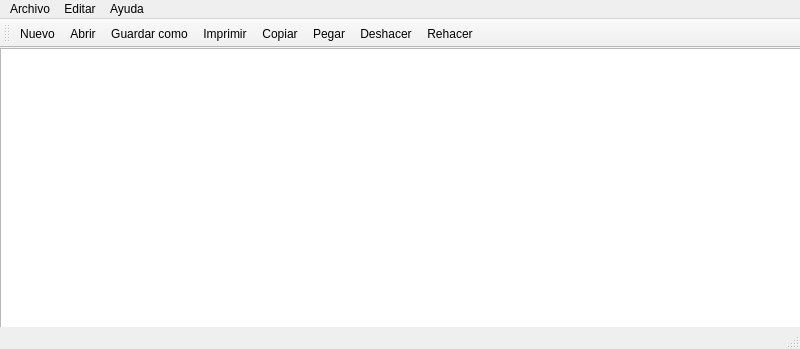
Above: mainwindow.ui from solidsnk86/bloc-de-notas before the change. Below: the same form after it.
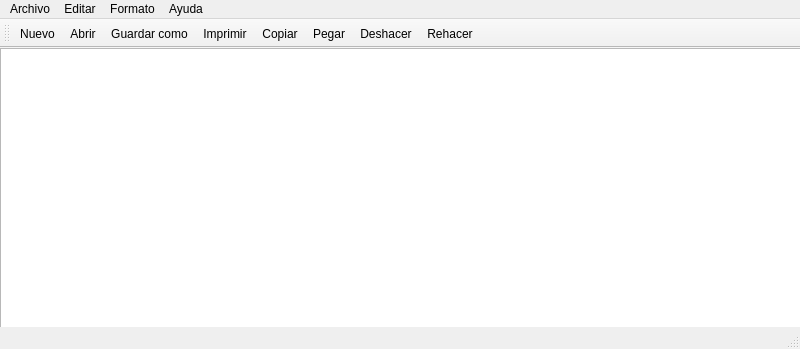
That is the form after the change. Icons and pictures are not drawn.

Commit message: feat: added a button font actions

The edit to the form file:
```diff
--- a/mainwindow.ui
+++ b/mainwindow.ui
@@ -81,8 +81,15 @@
     <addaction name="actionL_eme"/>
     <addaction name="actionVersi_n"/>
    </widget>
+   <widget class="QMenu" name="menuFormato">
+    <property name="title">
+     <string>Formato</string>
+    </property>
+    <addaction name="actionFuente"/>
+   </widget>
    <addaction name="menuNote_Pad_C"/>
    <addaction name="menuOpciones"/>
+   <addaction name="menuFormato"/>
    <addaction name="menuAyuda"/>
   </widget>
   <widget class="QStatusBar" name="statusbar"/>
```
Left out of the diff: 13 changed lines with no effect on the pictures. The commit also changes 3 other files.
